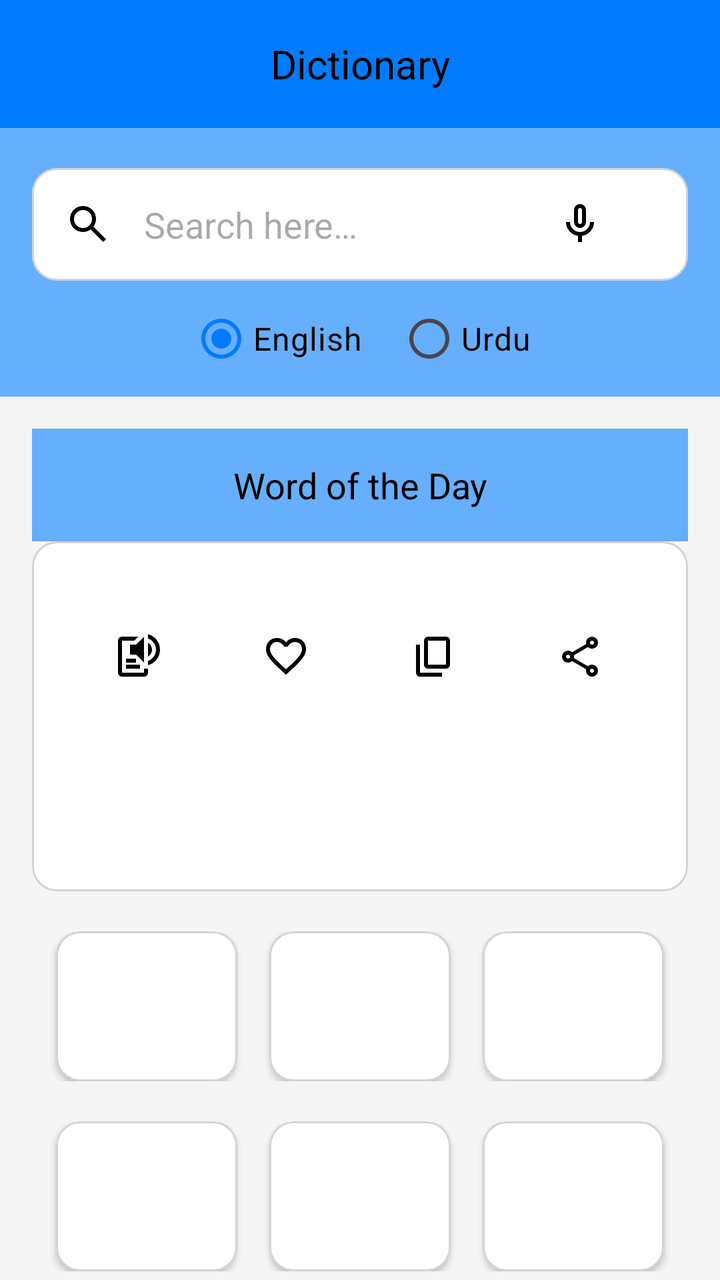
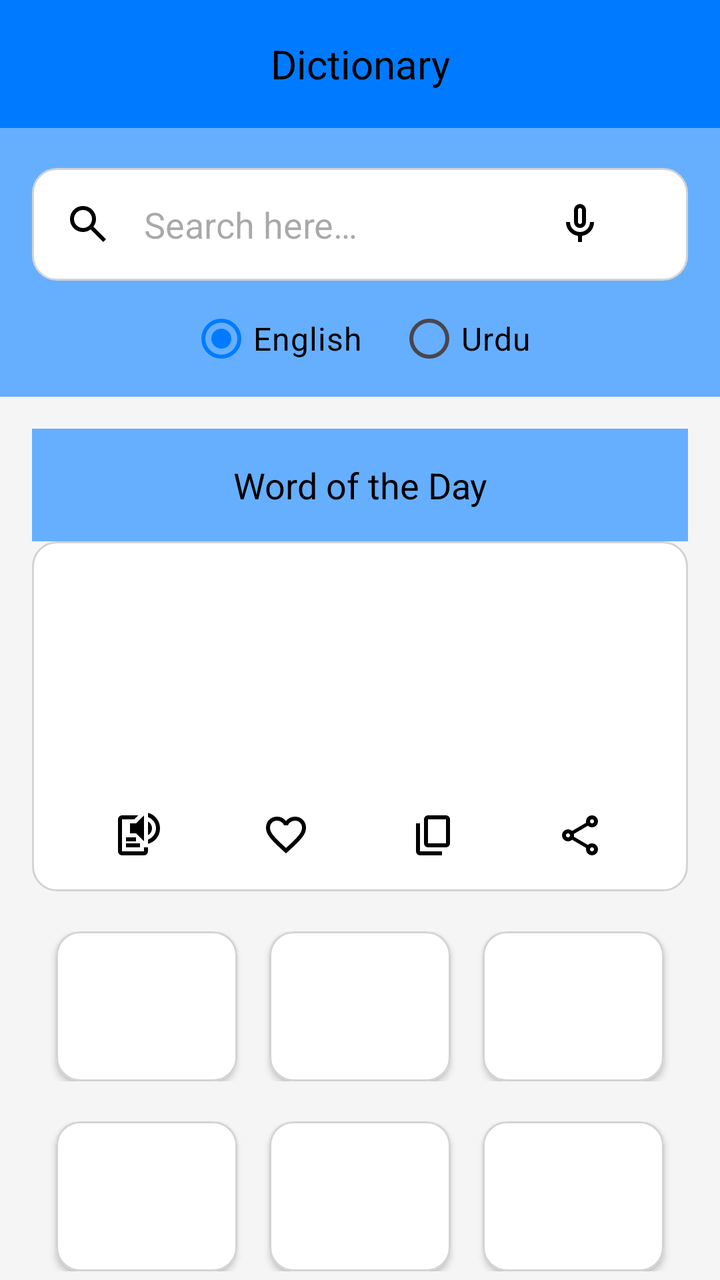

An Android layout rendered at two revisions. The XML below is the earlier revision; the diff shows what the commit changed to produce the second picture.
<!-- AndroidManifest.xml: application theme Theme.PersonalDictionary -->
<!-- res/layout/activity_main.xml -->
<?xml version="1.0" encoding="utf-8"?>
<androidx.drawerlayout.widget.DrawerLayout
    xmlns:android="http://schemas.android.com/apk/res/android"
    xmlns:tools="http://schemas.android.com/tools"
    xmlns:app="http://schemas.android.com/apk/res-auto"
    android:layout_width="match_parent"
    android:layout_height="match_parent"
    android:id="@+id/drawer_layout"
    tools:context=".activities.MainActivity">
    <androidx.coordinatorlayout.widget.CoordinatorLayout
        android:layout_width="match_parent"
        android:layout_height="match_parent"
        android:background="@color/backgroundColor">
        <include
            android:id="@+id/toolbar"
            layout="@layout/toolbar_main"/>
        <LinearLayout
            android:orientation="vertical"
            android:layout_width="match_parent"
            android:layout_height="wrap_content"
            android:layout_marginTop="?attr/actionBarSize">
            <RelativeLayout
                android:id="@+id/searchBarRelativeLayout"
                android:layout_width="match_parent"
                android:layout_height="wrap_content"
                android:paddingHorizontal="16dp"
                android:paddingTop="20dp"
                android:background="@color/buttonColor">
                <LinearLayout
                    android:id="@+id/searchLinearLayout"
                    android:layout_width="match_parent"
                    android:layout_height="wrap_content"
                    android:orientation="horizontal"
                    android:gravity="center_vertical"
                    android:background="@drawable/rounded_background"
                    android:padding="8dp">
                    <ImageView
                        android:id="@+id/searchButton"
                        android:layout_width="wrap_content"
                        android:layout_height="wrap_content"
                        android:src="@drawable/search_24dp"
                        android:contentDescription="@string/searchIconDescription"
                        android:padding="8dp"/>
                    <EditText
                        android:id="@+id/searchEditText"
                        android:layout_width="0dp"
                        android:layout_height="wrap_content"
                        android:layout_weight="1"
                        android:autofillHints=""
                        android:hint="@string/searchBar_hint"
                        android:gravity="center_vertical"
                        android:inputType="text"
                        android:padding="8dp"
                        android:background="@android:color/transparent"
                        android:textColor="@android:color/black"/>
                    <ImageButton
                        android:id="@+id/clearSearchButton"
                        android:layout_width="wrap_content"
                        android:layout_height="wrap_content"
                        android:src="@drawable/close_24"
                        android:contentDescription="@string/closeIconDescription"
                        android:padding="8dp"
                        android:visibility="gone"
                        android:background="@android:color/transparent"/>
                </LinearLayout>
                <ImageButton
                    android:id="@+id/speechToTextBtn"
                    android:layout_width="wrap_content"
                    android:layout_height="wrap_content"
                    android:contentDescription="@string/micIconDescription"
                    android:src="@drawable/mic_24dp"
                    android:layout_alignParentEnd="true"
                    android:layout_centerVertical="true"
                    android:paddingTop="20dp"
                    android:layout_marginEnd="42dp"
                    android:background="@android:color/transparent"/>
            </RelativeLayout>
            <ListView
                android:id="@+id/searchResult"
                android:layout_width="match_parent"
                android:layout_height="wrap_content"
                android:background="@color/white"
                android:layout_marginHorizontal="20dp"
                android:layoutDirection="ltr"/>
            <RadioGroup
                android:id="@+id/languageRadioGroup"
                android:layout_width="match_parent"
                android:layout_height="wrap_content"
                android:orientation="horizontal"
                android:gravity="center_horizontal"
                android:paddingVertical="5dp"
                android:background="@color/buttonColor">
                <RadioButton
                    android:id="@+id/radioEnglish"
                    android:layout_width="wrap_content"
                    android:layout_height="wrap_content"
                    android:text="@string/english"
                    android:textColor="@color/black"
                    android:textSize="16sp"
                    android:checked="true" />
                <RadioButton
                    android:id="@+id/radioUrdu"
                    android:layout_width="wrap_content"
                    android:layout_height="wrap_content"
                    android:text="@string/urdu"
                    android:textColor="@color/black"
                    android:textSize="16sp"
                    android:layout_marginStart="18dp" />
            </RadioGroup>

            <TextView
                android:id="@+id/wordOfTheDayHeading"
                android:layout_width="match_parent"
                android:layout_height="wrap_content"
                android:text="@string/wordOfTheDayHeading"
                android:textSize="18sp"
                android:padding="16dp"
                android:layout_marginTop="16dp"
                android:layout_marginHorizontal="16dp"
                android:textColor="@color/black"
                android:background="@color/buttonColor"
                android:gravity="center"/>
            <RelativeLayout
                android:layout_width="match_parent"
                android:layout_height="wrap_content"
                android:minHeight="175dp"
                android:layout_marginHorizontal="16dp"
                android:padding="16dp"
                android:background="@drawable/rounded_background">
                <TextView
                    android:id="@+id/todaysWord"
                    android:layout_width="match_parent"
                    android:layout_height="wrap_content"
                    android:textSize="16sp"
                    android:gravity="center"
                    android:textColor="@color/black"/>
                <include
                    android:id="@+id/actionButtons"
                    layout="@layout/action_button_row"
                    android:layout_width="match_parent"
                    android:layout_height="wrap_content"
                    android:layout_below="@id/todaysWord"
                    android:layout_marginTop="8dp" />
            </RelativeLayout>
            <LinearLayout
                android:layout_width="match_parent"
                android:layout_height="75dp"
                android:layout_marginTop="20dp"
                android:layout_marginBottom="10dp"
                android:layout_marginHorizontal="20dp"
                android:orientation="horizontal"
                android:layoutDirection="ltr">
                <include
                    android:id="@+id/translatorBtn"
                    layout="@layout/card_button_icon_with_text" />
                <include
                    android:id="@+id/OCRBtn"
                    layout="@layout/card_button_icon_with_text" />
                <include
                    android:id="@+id/historyBtn"
                    layout="@layout/card_button_icon_with_text" />
            </LinearLayout>
            <LinearLayout
                android:layout_width="match_parent"
                android:layout_height="75dp"
                android:layout_marginVertical="10dp"
                android:layout_marginHorizontal="20dp"
                android:orientation="horizontal"
                android:layoutDirection="ltr">
                <include
                    android:id="@+id/favoritesBtn"
                    layout="@layout/card_button_icon_with_text" />
                <include
                    android:id="@+id/objectRecognitionBtn"
                    layout="@layout/card_button_icon_with_text" />
                <include
                    android:id="@+id/quizzesBtn"
                    layout="@layout/card_button_icon_with_text" />
            </LinearLayout>
        </LinearLayout>
    </androidx.coordinatorlayout.widget.CoordinatorLayout>
    <com.google.android.material.navigation.NavigationView
        android:id="@+id/nav_view"
        android:layout_width="wrap_content"
        android:layout_height="match_parent"
        android:layout_gravity="start"
        app:headerLayout="@layout/nav_header"
        android:background="@color/white"
        app:itemTextColor="@color/black"
        app:itemIconTint="@color/black"
        app:menu="@menu/menu_nav"/>
</androidx.drawerlayout.widget.DrawerLayout>
<!-- res/layout/toolbar_main.xml (included above) -->
<androidx.appcompat.widget.Toolbar
    xmlns:android="http://schemas.android.com/apk/res/android"
    xmlns:app="http://schemas.android.com/apk/res-auto"
    android:layout_width="match_parent"
    android:layout_height="?attr/actionBarSize"
    android:background="?attr/colorPrimary"
    app:layout_scrollFlags="scroll|enterAlways">
    <TextView
        android:id="@+id/toolbar_title"
        android:layout_width="wrap_content"
        android:layout_height="wrap_content"
        android:text="@string/in_app_name"
        android:textColor="@color/black"
        android:textSize="20sp"
        android:layout_gravity="center" />
</androidx.appcompat.widget.Toolbar>
<!-- res/layout/action_button_row.xml (included above) -->
<?xml version="1.0" encoding="utf-8"?>
<LinearLayout
    xmlns:android="http://schemas.android.com/apk/res/android"
    android:layout_width="match_parent"
    android:layout_height="wrap_content"
    android:orientation="horizontal"
    android:layout_alignParentBottom="true"
    android:layoutDirection="ltr">
    <ImageButton
        android:id="@+id/textToSpeachBtn"
        android:layout_width="0dp"
        android:layout_height="wrap_content"
        android:layout_weight="1"
        android:src="@drawable/text_to_speech_24dp"
        android:background="@android:color/transparent"
        android:contentDescription="@string/speakerIconDescription" />
    <ImageButton
        android:id="@+id/favoriteBtn"
        android:layout_width="0dp"
        android:layout_height="wrap_content"
        android:layout_weight="1"
        android:src="@drawable/favorite_24dp"
        android:background="@android:color/transparent"
        android:contentDescription="@string/favoritesIconDescription" />
    <ImageButton
        android:id="@+id/copyBtn"
        android:layout_width="0dp"
        android:layout_height="wrap_content"
        android:layout_weight="1"
        android:src="@drawable/content_copy_24dp"
        android:background="@android:color/transparent"
        android:contentDescription="@string/copyIconDescription" />
    <ImageButton
        android:id="@+id/shareBtn"
        android:layout_width="0dp"
        android:layout_height="wrap_content"
        android:layout_weight="1"
        android:src="@drawable/share_24dp"
        android:background="@android:color/transparent"
        android:contentDescription="@string/searchIconDescription" />
</LinearLayout>
<!-- res/layout/card_button_icon_with_text.xml (included above) -->
<?xml version="1.0" encoding="utf-8"?>
<com.google.android.material.card.MaterialCardView
    xmlns:android="http://schemas.android.com/apk/res/android"
    xmlns:app="http://schemas.android.com/apk/res-auto"
    android:layout_width="match_parent"
    android:layout_height="match_parent"
    android:layout_weight="1"
    android:layout_marginHorizontal="8dp"
    android:clickable="true"
    android:focusable="true"
    app:cardCornerRadius="12dp"
    app:cardElevation="2dp"
    app:cardBackgroundColor="@color/white"
    app:strokeWidth="1dp"
    app:strokeColor="#D3D3D3">
    <LinearLayout
        android:layout_width="match_parent"
        android:layout_height="match_parent"
        android:gravity="center"
        android:orientation="vertical">
        <ImageView
            android:id="@+id/card_icon"
            android:layout_width="wrap_content"
            android:layout_height="wrap_content"
            android:contentDescription="@string/app_name"/>
        <TextView
            android:id="@+id/card_text"
            android:layout_width="wrap_content"
            android:layout_height="wrap_content"
            android:textColor="@color/grey"
            android:layout_marginTop="8dp"/>
    </LinearLayout>
</com.google.android.material.card.MaterialCardView>
<!-- res/layout/nav_header.xml (included above) -->
<?xml version="1.0" encoding="utf-8"?>
<FrameLayout
    xmlns:android="http://schemas.android.com/apk/res/android"
    android:layout_width="match_parent"
    android:layout_height="200dp">
    <ImageView
        android:layout_width="match_parent"
        android:layout_height="match_parent"
        android:contentDescription="@string/dictionaryIconDescription"
        android:scaleType="centerCrop"
        android:src="@drawable/dictionary"/>
</FrameLayout>
<!-- resources referenced by this layout -->
<resources>
  <color name="backgroundColor">#F5F5F5</color>
  <color name="black">#FF000000</color>
  <color name="buttonColor">#66AFFF</color>
  <color name="grey">#757575</color>
  <color name="white">#FFFFFFFF</color>
  <!-- drawable close_24 (drawable) -->
  <vector xmlns:android="http://schemas.android.com/apk/res/android" android:height="24dp" android:tint="#000000" android:viewportHeight="24" android:viewportWidth="24" android:width="24dp">
        
      <path android:fillColor="@android:color/white" android:pathData="M19,6.41L17.59,5 12,10.59 6.41,5 5,6.41 10.59,12 5,17.59 6.41,19 12,13.41 17.59,19 19,17.59 13.41,12z"/>
      
  </vector>
  <!-- drawable content_copy_24dp (drawable) -->
  <vector xmlns:android="http://schemas.android.com/apk/res/android"
      android:width="24dp"
      android:height="24dp"
      android:viewportWidth="960"
      android:viewportHeight="960">
    <path
        android:pathData="M360,720q-33,0 -56.5,-23.5T280,640v-480q0,-33 23.5,-56.5T360,80h360q33,0 56.5,23.5T800,160v480q0,33 -23.5,56.5T720,720L360,720ZM360,640h360v-480L360,160v480ZM200,880q-33,0 -56.5,-23.5T120,800v-560h80v560h440v80L200,880ZM360,640v-480,480Z"
        android:fillColor="#000000"/>
  </vector>
  <!-- drawable rounded_background (drawable) -->
  <?xml version="1.0" encoding="utf-8"?>
  <shape
      xmlns:android="http://schemas.android.com/apk/res/android"
      android:shape="rectangle">
      <solid android:color="#ffffff" />
      <corners android:radius="12dp" />
      <stroke
          android:color="#D3D3D3"
          android:width="1dp"
      />
  </shape>
  <!-- drawable search_24dp (drawable) -->
  <vector xmlns:android="http://schemas.android.com/apk/res/android"
      android:width="24dp"
      android:height="24dp"
      android:viewportWidth="960"
      android:viewportHeight="960">
    <path
        android:pathData="M784,840 L532,588q-30,24 -69,38t-83,14q-109,0 -184.5,-75.5T120,380q0,-109 75.5,-184.5T380,120q109,0 184.5,75.5T640,380q0,44 -14,83t-38,69l252,252 -56,56ZM380,560q75,0 127.5,-52.5T560,380q0,-75 -52.5,-127.5T380,200q-75,0 -127.5,52.5T200,380q0,75 52.5,127.5T380,560Z"
        android:fillColor="#000000"/>
  </vector>
  <string name="app_name" translatable="false">English Urdu Dictionary Pro</string>
  <string name="closeIconDescription" translatable="false">Close Icon</string>
  <string name="copyIconDescription" translatable="false">Copy Icon</string>
  <string name="dictionaryIconDescription" translatable="false">Dictionary Icon</string>
  <string name="english">English</string>
  <string name="favoritesIconDescription" translatable="false">Favorite Icon</string>
  <string name="in_app_name">Dictionary</string>
  <string name="micIconDescription" translatable="false">Mic Icon</string>
  <string name="searchBar_hint" translatable="false">Search here…</string>
  <string name="searchIconDescription" translatable="false">Search Icon</string>
  <string name="speakerIconDescription" translatable="false">Speaker Icon</string>
  <string name="urdu">Urdu</string>
  <string name="wordOfTheDayHeading">Word of the Day</string>
  <style name="Theme.PersonalDictionary" parent="Base.Theme.PersonalDictionary" />
  <color name="primaryColor">#007BFF</color>
  <color name="primaryDarkColor">#333333</color>
  <color name="primaryVariant">#28A745</color>
  <color name="textColor">#333333</color>
  <color name="secondaryTextColor">#6C757D</color>
  <style name="Widget.Material3.Button.Custom" parent="Widget.Material3.Button">
          <item name="android:textColor">#FFFFFF</item>
          <item name="android:backgroundTint">@color/buttonColor</item>
      </style>
  <!-- unchanged entries left out for length: 6 -->
</resources>

<!-- the commit's change to res/layout/activity_main.xml (unified diff, before → after) -->
@@ -120,9 +120,10 @@
                 android:textColor="@color/black"
                 android:background="@color/buttonColor"
                 android:gravity="center"/>
-            <RelativeLayout
-                android:layout_width="match_parent"
-                android:layout_height="wrap_content"
+            <LinearLayout
+                android:layout_width="match_parent"
+                android:layout_height="wrap_content"
+                android:orientation="vertical"
                 android:minHeight="175dp"
                 android:layout_marginHorizontal="16dp"
                 android:padding="16dp"
@@ -130,18 +131,18 @@
                 <TextView
                     android:id="@+id/todaysWord"
                     android:layout_width="match_parent"
-                    android:layout_height="wrap_content"
+                    android:layout_height="0dp"
+                    android:layout_weight="1"
                     android:textSize="16sp"
                     android:gravity="center"
-                    android:textColor="@color/black"/>
+                    android:textColor="@color/black" />
                 <include
                     android:id="@+id/actionButtons"
                     layout="@layout/action_button_row"
                     android:layout_width="match_parent"
                     android:layout_height="wrap_content"
-                    android:layout_below="@id/todaysWord"
                     android:layout_marginTop="8dp" />
-            </RelativeLayout>
+            </LinearLayout>
             <LinearLayout
                 android:layout_width="match_parent"
                 android:layout_height="75dp"
